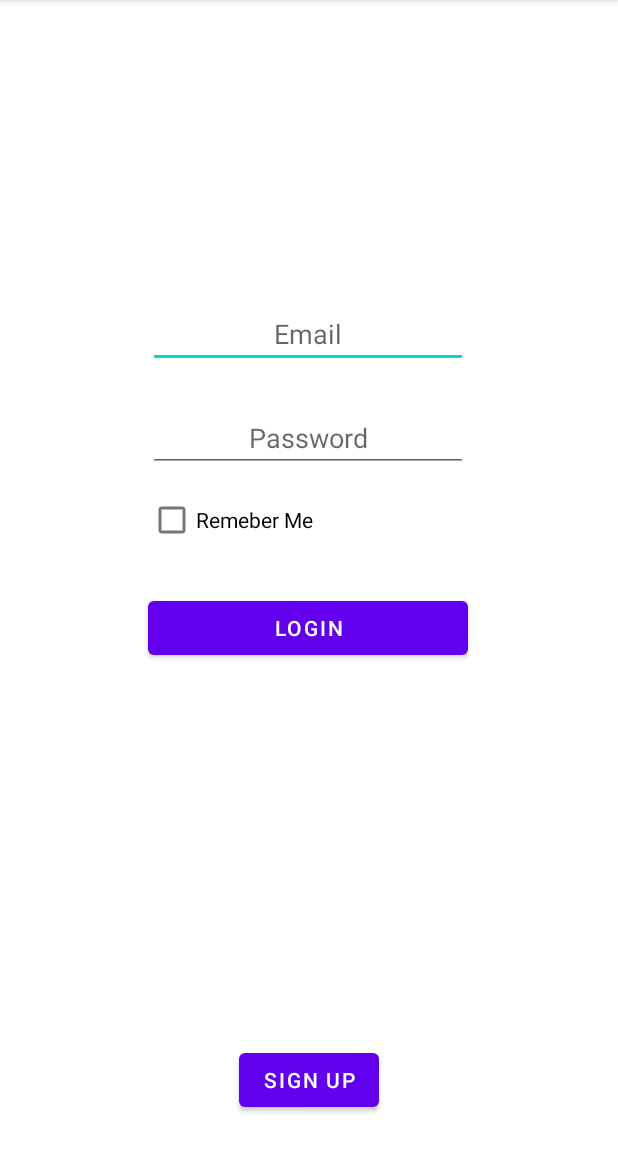
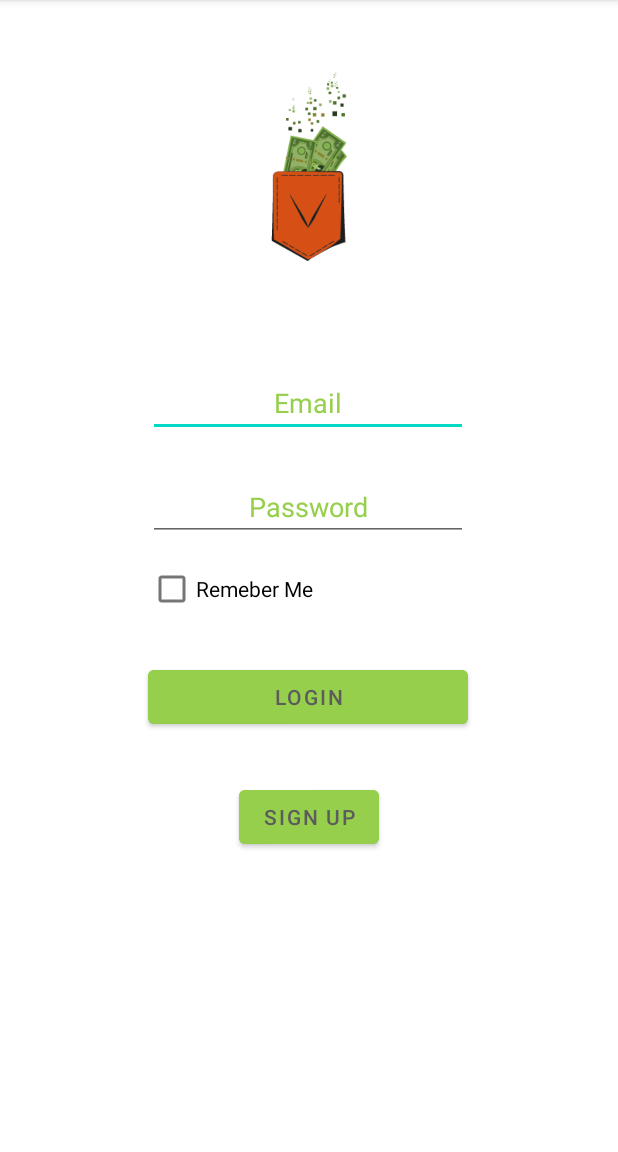
Before and after one commit to BrunoHorta-22541/KeepPocket, an Android app: the screen it shows after launch (LoginActivity), on a phone screen of 412 x 824 dp, the part 84-1236 px from its top. Run offline under Robolectric (Android 15) with nearby library versions, the phone set to English and light mode, and no system bars.

Commit message:
Layouts
Atualização geral dos layouts

```diff
--- a/Keep_Pocket/app/src/main/res/layout/activity_add_category.xml
+++ b/Keep_Pocket/app/src/main/res/layout/activity_add_category.xml
@@ -12,6 +12,7 @@
         android:layout_height="wrap_content"
         android:layout_marginTop="32dp"
         android:text="@string/insertCategory"
+        android:textColor="@color/colorText"
         android:textSize="24sp"
         app:layout_constraintEnd_toEndOf="parent"
         app:layout_constraintStart_toStartOf="parent"
@@ -25,6 +26,7 @@
         android:ems="10"
         android:hint="@string/categoryName"
         android:inputType="textPersonName"
+        android:textColorHint="@color/colorText"
         app:layout_constraintEnd_toEndOf="parent"
         app:layout_constraintStart_toStartOf="parent"
         app:layout_constraintTop_toBottomOf="@+id/textView16" />
@@ -34,8 +36,10 @@
         android:layout_width="wrap_content"
         android:layout_height="wrap_content"
         android:layout_marginTop="32dp"
+        android:backgroundTint="@color/colorText"
         android:onClick="saveCategory"
         android:text="@string/save"
+        android:textColor="#5C5C5C"
         app:layout_constraintEnd_toEndOf="@+id/categoryNameEditText"
         app:layout_constraintStart_toStartOf="@+id/categoryNameEditText"
         app:layout_constraintTop_toBottomOf="@+id/categoryNameEditText" />
--- a/Keep_Pocket/app/src/main/res/layout/activity_add_income.xml
+++ b/Keep_Pocket/app/src/main/res/layout/activity_add_income.xml
@@ -12,6 +12,7 @@
         android:layout_height="wrap_content"
         android:layout_marginTop="32dp"
         android:text="@string/insertIncome"
+        android:textColor="@color/colorText"
         android:textSize="24sp"
         app:layout_constraintEnd_toEndOf="parent"
         app:layout_constraintStart_toStartOf="parent"
@@ -25,6 +26,7 @@
         android:ems="10"
         android:hint="@string/description"
         android:inputType="textPersonName"
+        android:textColorHint="@color/colorText"
         app:layout_constraintEnd_toEndOf="@+id/textView15"
         app:layout_constraintStart_toStartOf="@+id/textView15"
         app:layout_constraintTop_toBottomOf="@+id/textView15" />
@@ -47,6 +49,7 @@
         android:ems="10"
         android:hint="@string/value"
         android:inputType="number"
+        android:textColorHint="@color/colorText"
         app:layout_constraintEnd_toEndOf="@+id/incomeCategorySpinner"
         app:layout_constraintStart_toStartOf="@+id/incomeCategorySpinner"
         app:layout_constraintTop_toBottomOf="@+id/incomeCategorySpinner" />
@@ -56,8 +59,10 @@
         android:layout_width="wrap_content"
         android:layout_height="wrap_content"
         android:layout_marginTop="32dp"
+        android:backgroundTint="@color/colorText"
         android:onClick="saveIncome"
         android:text="@string/save"
+        android:textColor="#5C5C5C"
         app:layout_constraintEnd_toEndOf="@+id/editTextIncomeValue"
         app:layout_constraintStart_toStartOf="@+id/editTextIncomeValue"
         app:layout_constraintTop_toBottomOf="@+id/editTextIncomeValue" />
--- a/Keep_Pocket/app/src/main/res/layout/activity_category.xml
+++ b/Keep_Pocket/app/src/main/res/layout/activity_category.xml
@@ -23,6 +23,7 @@
         android:layout_height="wrap_content"
         android:layout_marginEnd="32dp"
         android:layout_marginBottom="16dp"
+        android:backgroundTint="@color/colorText"
         android:clickable="true"
         android:onClick="addCategory"
         app:layout_constraintBottom_toTopOf="@+id/constraintLayout4"
@@ -36,6 +37,7 @@
         android:layout_height="wrap_content"
         android:layout_marginTop="32dp"
         android:text="@string/listCategory"
+        android:textColor="@color/colorText"
         android:textSize="24sp"
         app:layout_constraintEnd_toEndOf="parent"
         app:layout_constraintStart_toStartOf="parent"
--- a/Keep_Pocket/app/src/main/res/layout/activity_expenses.xml
+++ b/Keep_Pocket/app/src/main/res/layout/activity_expenses.xml
@@ -5,12 +5,14 @@
     android:layout_width="match_parent"
     android:layout_height="match_parent"
     tools:context=".ExpensesActivity">
+
     <TextView
         android:id="@+id/textView2"
         android:layout_width="wrap_content"
         android:layout_height="wrap_content"
         android:layout_marginTop="32dp"
         android:text="@string/listExpenses"
+        android:textColor="@color/colorText"
         android:textSize="24sp"
         app:layout_constraintEnd_toEndOf="parent"
         app:layout_constraintStart_toStartOf="parent"
@@ -22,6 +24,7 @@
         android:layout_height="wrap_content"
         android:layout_marginEnd="32dp"
         android:layout_marginBottom="16dp"
+        android:backgroundTint="@color/colorText"
         android:clickable="true"
         app:layout_constraintBottom_toTopOf="@+id/constraintLayout3"
         app:layout_constraintEnd_toEndOf="parent"
--- a/Keep_Pocket/app/src/main/res/layout/activity_income.xml
+++ b/Keep_Pocket/app/src/main/res/layout/activity_income.xml
@@ -23,6 +23,7 @@
         android:layout_height="wrap_content"
         android:layout_marginEnd="32dp"
         android:layout_marginBottom="16dp"
+        android:backgroundTint="@color/colorText"
         android:clickable="true"
         android:onClick="addIncome"
         app:layout_constraintBottom_toTopOf="@+id/constraintLayout2"
@@ -35,6 +36,7 @@
         android:layout_height="wrap_content"
         android:layout_marginTop="32dp"
         android:text="@string/listIncome"
+        android:textColor="@color/colorText"
         android:textSize="24sp"
         app:layout_constraintEnd_toEndOf="parent"
         app:layout_constraintStart_toStartOf="parent"
--- a/Keep_Pocket/app/src/main/res/layout/activity_limit.xml
+++ b/Keep_Pocket/app/src/main/res/layout/activity_limit.xml
@@ -22,6 +22,7 @@
         android:layout_height="wrap_content"
         android:layout_marginEnd="32dp"
         android:layout_marginBottom="16dp"
+        android:backgroundTint="@color/colorText"
         android:clickable="true"
         app:layout_constraintBottom_toTopOf="@+id/constraintLayout"
         app:layout_constraintEnd_toEndOf="parent"
@@ -33,6 +34,7 @@
         android:layout_height="wrap_content"
         android:layout_marginTop="32dp"
         android:text="@string/listLimits"
+        android:textColor="@color/colorText"
         android:textSize="24sp"
         app:layout_constraintEnd_toEndOf="parent"
         app:layout_constraintStart_toStartOf="parent"
--- a/Keep_Pocket/app/src/main/res/layout/activity_login.xml
+++ b/Keep_Pocket/app/src/main/res/layout/activity_login.xml
@@ -11,15 +11,16 @@
         android:id="@+id/editTextEmail"
         android:layout_width="wrap_content"
         android:layout_height="wrap_content"
-        android:layout_marginTop="200dp"
+        android:layout_marginTop="72dp"
         android:ems="10"
         android:hint="Email"
         android:inputType="textEmailAddress"
         android:textAlignment="center"
+        android:textColorHint="@color/colorText"
         app:layout_constraintEnd_toEndOf="parent"
         app:layout_constraintHorizontal_bias="0.497"
         app:layout_constraintStart_toStartOf="parent"
-        app:layout_constraintTop_toTopOf="parent" />
+        app:layout_constraintTop_toBottomOf="@+id/imageView" />
 
     <EditText
         android:id="@+id/editTextPassword"
@@ -30,6 +31,7 @@
         android:hint="Password"
         android:inputType="textPassword"
         android:textAlignment="center"
+        android:textColorHint="@color/colorText"
         app:layout_constraintEnd_toEndOf="@+id/editTextEmail"
         app:layout_constraintStart_toStartOf="@+id/editTextEmail"
         app:layout_constraintTop_toBottomOf="@+id/editTextEmail" />
@@ -39,8 +41,10 @@
         android:layout_width="0dp"
         android:layout_height="wrap_content"
         android:layout_marginTop="24dp"
+        android:backgroundTint="@color/colorText"
         android:onClick="login"
         android:text="@string/login"
+        android:textColor="#5C5C5C"
         app:layout_constraintEnd_toEndOf="@+id/editTextPassword"
         app:layout_constraintHorizontal_bias="0.0"
         app:layout_constraintStart_toStartOf="@+id/editTextPassword"
@@ -59,10 +63,22 @@
         android:id="@+id/button3"
         android:layout_width="wrap_content"
         android:layout_height="wrap_content"
-        android:layout_marginBottom="24dp"
+        android:layout_marginTop="32dp"
+        android:backgroundTint="@color/colorText"
         android:onClick="signup"
         android:text="Sign Up"
-        app:layout_constraintBottom_toBottomOf="parent"
+        android:textColor="#5C5C5C"
         app:layout_constraintEnd_toEndOf="parent"
-        app:layout_constraintStart_toStartOf="parent" />
+        app:layout_constraintStart_toStartOf="parent"
+        app:layout_constraintTop_toBottomOf="@+id/button" />
+
+    <ImageView
+        android:id="@+id/imageView"
+        android:layout_width="66dp"
+        android:layout_height="126dp"
+        android:layout_marginTop="48dp"
+        android:src="@drawable/simbolo"
+        app:layout_constraintEnd_toEndOf="parent"
+        app:layout_constraintStart_toStartOf="parent"
+        app:layout_constraintTop_toTopOf="parent" />
 </androidx.constraintlayout.widget.ConstraintLayout>
--- a/Keep_Pocket/app/src/main/res/layout/activity_main.xml
+++ b/Keep_Pocket/app/src/main/res/layout/activity_main.xml
@@ -12,6 +12,7 @@
         android:layout_height="wrap_content"
         android:layout_marginTop="32dp"
         android:text="Welcome!"
+        android:textColor="@color/colorText"
         android:textSize="48sp"
         app:layout_constraintEnd_toEndOf="parent"
         app:layout_constraintStart_toStartOf="parent"
```
Also changed, not shown: Keep_Pocket/app/src/main/res/drawable/simbolo.png (added).
